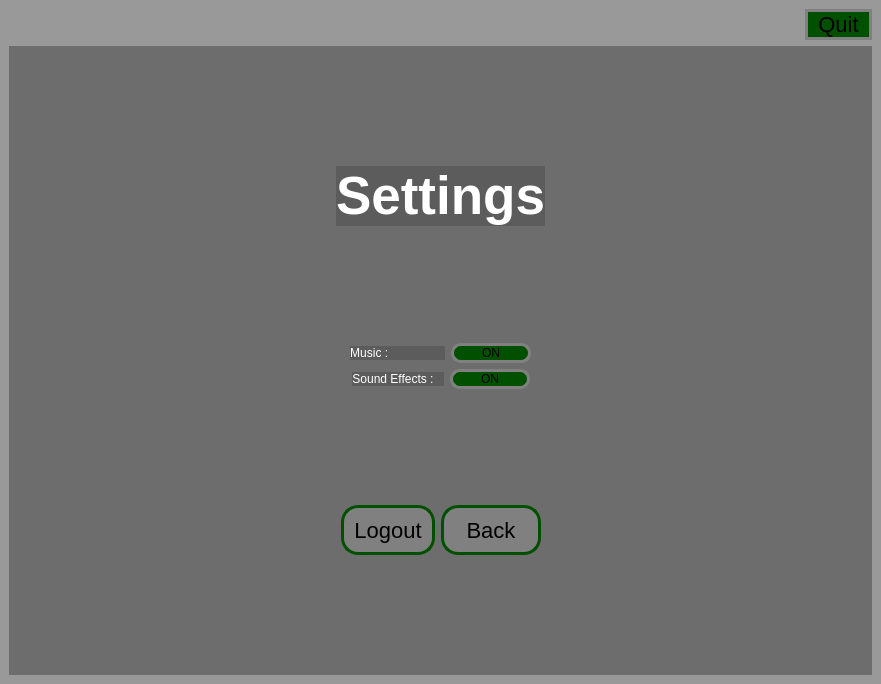
Above: Project/mainwindow.ui from Yassin-Kamel/FinalProject before the change. Below: the same form after it.
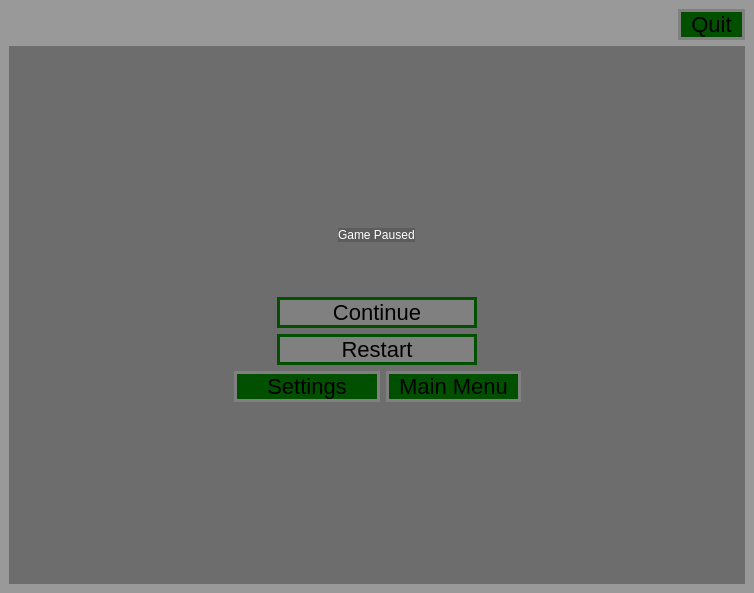
That is the form after the change. The open tabs and pages were chosen to show the change.

```diff
--- a/Project/mainwindow.ui
+++ b/Project/mainwindow.ui
@@ -6,8 +6,8 @@
    <rect>
     <x>0</x>
     <y>0</y>
-    <width>881</width>
-    <height>684</height>
+    <width>754</width>
+    <height>593</height>
    </rect>
   </property>
   <property name="windowTitle">
@@ -940,21 +940,21 @@
       </widget>
       <widget class="QWidget" name="page_4">
        <layout class="QVBoxLayout" name="verticalLayout_7">
+        <item>
+         <spacer name="verticalSpacer_9">
+          <property name="orientation">
+           <enum>Qt::Vertical</enum>
+          </property>
+          <property name="sizeHint" stdset="0">
+           <size>
+            <width>20</width>
+            <height>40</height>
+           </size>
+          </property>
+         </spacer>
+        </item>
         <item>
          <layout class="QVBoxLayout" name="verticalLayout_3">
-          <item>
-           <spacer name="verticalSpacer_9">
-            <property name="orientation">
-             <enum>Qt::Vertical</enum>
-            </property>
-            <property name="sizeHint" stdset="0">
-             <size>
-              <width>20</width>
-              <height>40</height>
-             </size>
-            </property>
-           </spacer>
-          </item>
           <item alignment="Qt::AlignHCenter|Qt::AlignVCenter">
            <widget class="QLabel" name="label_settings">
             <property name="font">
@@ -986,19 +986,6 @@
             </property>
            </widget>
           </item>
-          <item>
-           <spacer name="verticalSpacer_11">
-            <property name="orientation">
-             <enum>Qt::Vertical</enum>
-            </property>
-            <property name="sizeHint" stdset="0">
-             <size>
-              <width>20</width>
-              <height>40</height>
-             </size>
-            </property>
-           </spacer>
-          </item>
           <item>
            <layout class="QHBoxLayout" name="horizontalLayout_11">
             <item>
@@ -1136,7 +1123,59 @@
            </layout>
           </item>
           <item>
-           <spacer name="verticalSpacer_12">
+           <layout class="QHBoxLayout" name="horizontalLayout_18">
+            <item>
+             <spacer name="horizontalSpacer_33">
+              <property name="orientation">
+               <enum>Qt::Horizontal</enum>
+              </property>
+              <property name="sizeHint" stdset="0">
+               <size>
+                <width>40</width>
+                <height>20</height>
+               </size>
+              </property>
+             </spacer>
+            </item>
+            <item alignment="Qt::AlignRight|Qt::AlignVCenter">
+             <widget class="QLabel" name="label_4">
+              <property name="styleSheet">
+               <string notr="true">font: 700 24pt &quot;Baskerville&quot;;
+color: rgb(255, 255, 255);</string>
+              </property>
+              <property name="text">
+               <string>Games Won : </string>
+              </property>
+             </widget>
+            </item>
+            <item alignment="Qt::AlignLeft|Qt::AlignVCenter">
+             <widget class="QLabel" name="label_score">
+              <property name="styleSheet">
+               <string notr="true">font: 700 24pt &quot;Baskerville&quot;;
+color: rgb(255, 255, 255);</string>
+              </property>
+              <property name="text">
+               <string/>
+              </property>
+             </widget>
+            </item>
+            <item>
+             <spacer name="horizontalSpacer_34">
+              <property name="orientation">
+               <enum>Qt::Horizontal</enum>
+              </property>
+              <property name="sizeHint" stdset="0">
+               <size>
+                <width>40</width>
+                <height>20</height>
+               </size>
+              </property>
+             </spacer>
+            </item>
+           </layout>
+          </item>
+          <item>
+           <spacer name="verticalSpacer_10">
             <property name="orientation">
              <enum>Qt::Vertical</enum>
             </property>
@@ -1249,6 +1288,19 @@
           </item>
          </layout>
         </item>
+        <item>
+         <spacer name="verticalSpacer_8">
+          <property name="orientation">
+           <enum>Qt::Vertical</enum>
+          </property>
+          <property name="sizeHint" stdset="0">
+           <size>
+            <width>20</width>
+            <height>40</height>
+           </size>
+          </property>
+         </spacer>
+        </item>
        </layout>
       </widget>
       <widget class="QWidget" name="page_5">
@@ -1455,6 +1507,200 @@
         </item>
        </layout>
       </widget>
+      <widget class="QWidget" name="page_6">
+       <layout class="QVBoxLayout" name="verticalLayout_10">
+        <item>
+         <spacer name="verticalSpacer_12">
+          <property name="orientation">
+           <enum>Qt::Vertical</enum>
+          </property>
+          <property name="sizeHint" stdset="0">
+           <size>
+            <width>20</width>
+            <height>40</height>
+           </size>
+          </property>
+         </spacer>
+        </item>
+        <item>
+         <layout class="QVBoxLayout" name="verticalLayout_9">
+          <item alignment="Qt::AlignHCenter|Qt::AlignVCenter">
+           <widget class="QLabel" name="label_5">
+            <property name="styleSheet">
+             <string notr="true">font: 700 40pt &quot;Baskerville&quot;;
+color: rgb(255, 255, 255);</string>
+            </property>
+            <property name="text">
+             <string>Game Paused</string>
+            </property>
+           </widget>
+          </item>
+          <item>
+           <spacer name="verticalSpacer_11">
+            <property name="orientation">
+             <enum>Qt::Vertical</enum>
+            </property>
+            <property name="sizeHint" stdset="0">
+             <size>
+              <width>20</width>
+              <height>40</height>
+             </size>
+            </property>
+           </spacer>
+          </item>
+          <item alignment="Qt::AlignHCenter">
+           <widget class="QPushButton" name="continueButton">
+            <property name="minimumSize">
+             <size>
+              <width>200</width>
+              <height>0</height>
+             </size>
+            </property>
+            <property name="maximumSize">
+             <size>
+              <width>200</width>
+              <height>16777215</height>
+             </size>
+            </property>
+            <property name="styleSheet">
+             <string notr="true">QPushButton{background-color:grey;
+	font: 700 22pt &quot;Baskerville&quot;;
+border: 3px solid rgb(0,80,0);
+border-radius: 17px;
+padding: 0 10px;
+font-size: 22px;}
+QPushButton:hover { background-color:rgb(0, 80, 0);}</string>
+            </property>
+            <property name="text">
+             <string>Continue</string>
+            </property>
+           </widget>
+          </item>
+          <item alignment="Qt::AlignHCenter">
+           <widget class="QPushButton" name="restartButton_2">
+            <property name="minimumSize">
+             <size>
+              <width>200</width>
+              <height>0</height>
+             </size>
+            </property>
+            <property name="maximumSize">
+             <size>
+              <width>200</width>
+              <height>16777215</height>
+             </size>
+            </property>
+            <property name="styleSheet">
+             <string notr="true">QPushButton{background-color:grey;
+	font: 700 22pt &quot;Baskerville&quot;;
+border: 3px solid rgb(0,80,0);
+border-radius: 17px;
+padding: 0 10px;
+font-size: 22px;}
+QPushButton:hover { background-color:rgb(0, 80, 0);}</string>
+            </property>
+            <property name="text">
+             <string>Restart</string>
+            </property>
+           </widget>
+          </item>
+          <item>
+           <layout class="QHBoxLayout" name="horizontalLayout_19">
+            <item>
+             <spacer name="horizontalSpacer_35">
+              <property name="orientation">
+               <enum>Qt::Horizontal</enum>
+              </property>
+              <property name="sizeHint" stdset="0">
+               <size>
+                <width>40</width>
+                <height>20</height>
+               </size>
+              </property>
+             </spacer>
+            </item>
+            <item alignment="Qt::AlignRight">
+             <widget class="QPushButton" name="setttingButton_3">
+              <property name="minimumSize">
+               <size>
+                <width>146</width>
+                <height>0</height>
+               </size>
+              </property>
+              <property name="maximumSize">
+               <size>
+                <width>150</width>
+                <height>16777215</height>
+               </size>
+              </property>
+              <property name="styleSheet">
+               <string notr="true">QPushButton{background-color:rgb(0,80,0);
+	font: 700 22pt &quot;Baskerville&quot;;
+border: 3px solid grey;
+border-radius: 17px;
+padding: 0 10px;
+font-size: 22px;}
+QPushButton:hover { background-color:grey;}</string>
+              </property>
+              <property name="text">
+               <string>Settings</string>
+              </property>
+             </widget>
+            </item>
+            <item alignment="Qt::AlignLeft">
+             <widget class="QPushButton" name="mainMenuButton_2">
+              <property name="maximumSize">
+               <size>
+                <width>150</width>
+                <height>16777215</height>
+               </size>
+              </property>
+              <property name="styleSheet">
+               <string notr="true">QPushButton{background-color:rgb(0,80,0);
+	font: 700 22pt &quot;Baskerville&quot;;
+border: 3px solid grey;
+border-radius: 17px;
+padding: 0 10px;
+font-size: 22px;}
+QPushButton:hover { background-color:grey;}</string>
+              </property>
+              <property name="text">
+               <string>Main Menu</string>
+              </property>
+             </widget>
+            </item>
+            <item>
+             <spacer name="horizontalSpacer_36">
+              <property name="orientation">
+               <enum>Qt::Horizontal</enum>
+              </property>
+              <property name="sizeHint" stdset="0">
+               <size>
+                <width>40</width>
+                <height>20</height>
+               </size>
+              </property>
+             </spacer>
+            </item>
+           </layout>
+          </item>
+         </layout>
+        </item>
+        <item>
+         <spacer name="verticalSpacer_16">
+          <property name="orientation">
+           <enum>Qt::Vertical</enum>
+          </property>
+          <property name="sizeHint" stdset="0">
+           <size>
+            <width>20</width>
+            <height>40</height>
+           </size>
+          </property>
+         </spacer>
+        </item>
+       </layout>
+      </widget>
      </widget>
     </item>
    </layout>
```
Left out of the diff: 25 changed lines with no effect on the pictures.
